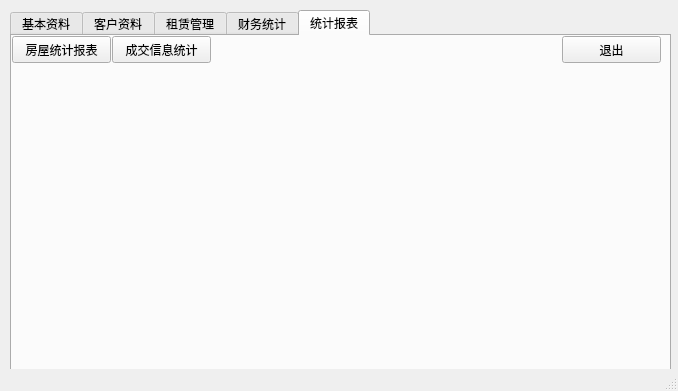
Above: mainwindow.ui from angeiv/house before the change. Below: the same form after it.
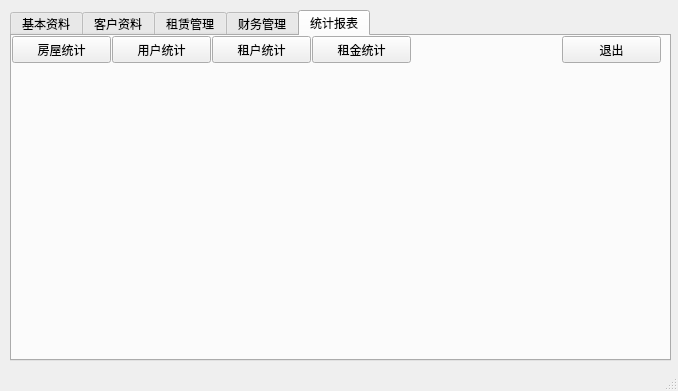
That is the form after the change. The open tabs and pages were chosen to show the change.

```diff
--- a/mainwindow.ui
+++ b/mainwindow.ui
@@ -20,7 +20,7 @@
       <x>10</x>
       <y>10</y>
       <width>661</width>
-      <height>361</height>
+      <height>351</height>
      </rect>
     </property>
     <property name="currentIndex">
@@ -160,7 +160,7 @@
     </widget>
     <widget class="QWidget" name="tab_4">
      <attribute name="title">
-      <string>财务统计</string>
+      <string>财务管理</string>
      </attribute>
      <widget class="QPushButton" name="pushButton_5">
       <property name="geometry">
@@ -242,7 +242,7 @@
        </rect>
       </property>
       <property name="text">
-       <string>房屋统计报表</string>
+       <string>房屋统计</string>
       </property>
      </widget>
      <widget class="QPushButton" name="pushButton_7">
@@ -255,7 +255,33 @@
        </rect>
       </property>
       <property name="text">
-       <string>成交信息统计</string>
+       <string>用户统计</string>
+      </property>
+     </widget>
+     <widget class="QPushButton" name="btnLessee_2">
+      <property name="geometry">
+       <rect>
+        <x>200</x>
+        <y>0</y>
+        <width>99</width>
+        <height>27</height>
+       </rect>
+      </property>
+      <property name="text">
+       <string>租户统计</string>
+      </property>
+     </widget>
+     <widget class="QPushButton" name="btnRent">
+      <property name="geometry">
+       <rect>
+        <x>300</x>
+        <y>0</y>
+        <width>99</width>
+        <height>27</height>
+       </rect>
+      </property>
+      <property name="text">
+       <string>租金统计</string>
       </property>
      </widget>
     </widget>
```
Left out of the diff: 55 changed lines with no effect on the pictures.
